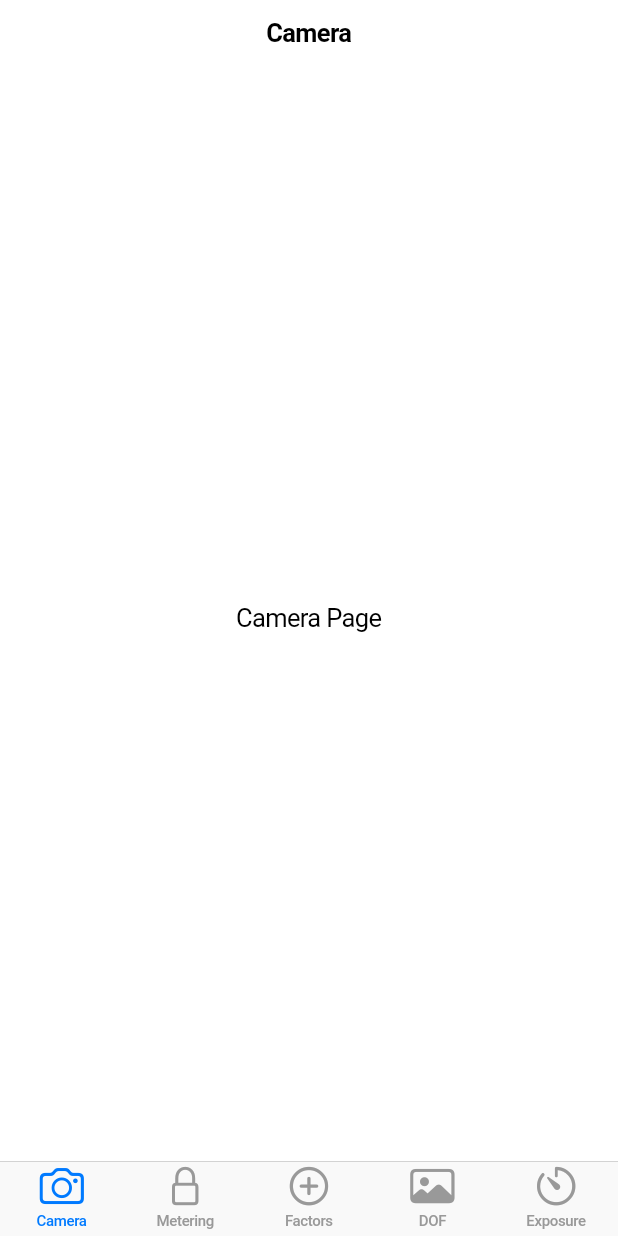
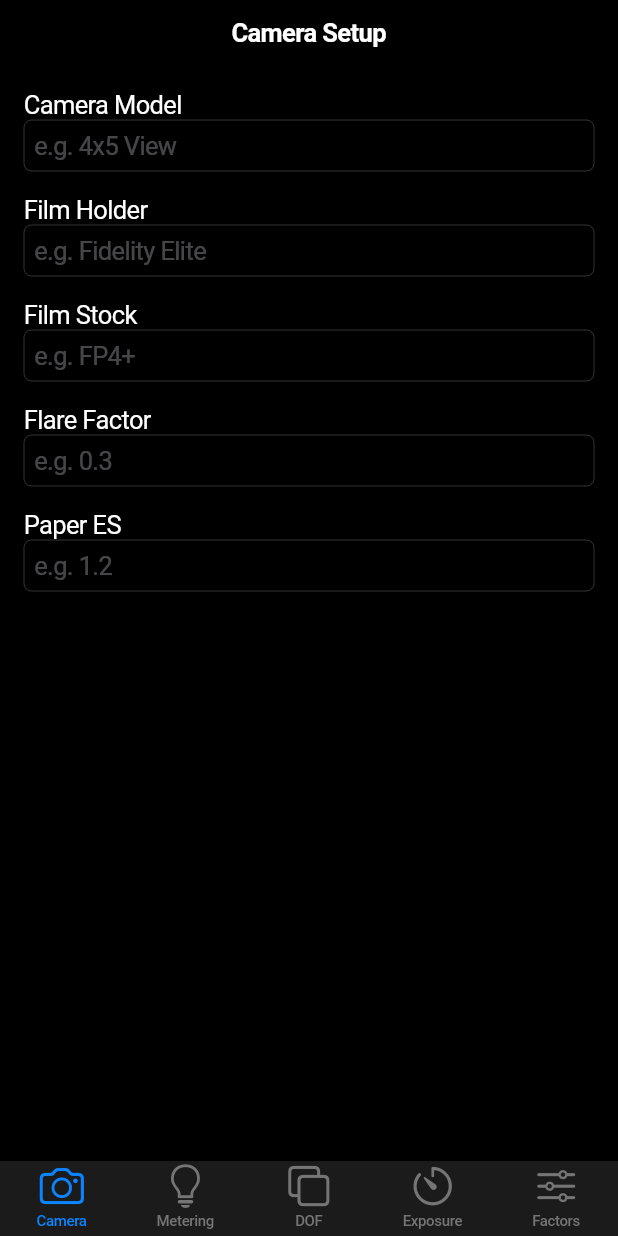
Before and after one commit to jamesbaillies/btzs_calc, a Flutter app: the screen it shows after launch, on a phone screen of 412 x 824 dp. Run offline on Flutter 3.47's test engine with Material 3 defaults, Android fonts, the phone set to English and light mode, and no system bars.

Commit message:
Initial commit

```diff
--- a/lib/main.dart
+++ b/lib/main.dart
@@ -1,15 +1,18 @@
 import 'package:flutter/cupertino.dart';
 import 'package:flutter/material.dart';
 
-void main() => runApp(const BTZSCalcApp());
+void main() {
+  runApp(const ExposureAssistantApp());
+}
 
-class BTZSCalcApp extends StatelessWidget {
-  const BTZSCalcApp({super.key});
+class ExposureAssistantApp extends StatelessWidget {
+  const ExposureAssistantApp({super.key});
 
   @override
   Widget build(BuildContext context) {
     return const CupertinoApp(
       debugShowCheckedModeBanner: false,
+      theme: CupertinoThemeData(brightness: Brightness.dark),
       home: HomePage(),
     );
   }
@@ -17,6 +20,7 @@ class BTZSCalcApp extends StatelessWidget {
 
 class HomePage extends StatefulWidget {
   const HomePage({super.key});
+
   @override
   State<HomePage> createState() => _HomePageState();
 }
@@ -24,13 +28,19 @@ class HomePage extends StatefulWidget {
 class _HomePageState extends State<HomePage> {
   int _selectedIndex = 0;
 
-  final List<Widget> _pages = const [
-    CameraPage(),
-    MeteringPage(),
-    FactorsPage(),
-    DOFCalculatorPage(),
-    ExposurePage(),
+  static final List<Widget> _pages = <Widget>[
+    const CameraPage(),
+    const MeteringPage(),
+    const DOFCalculatorPage(),
+    const ExposurePage(),
+    const FactorsPage(),
   ];
+
+  void _onItemTapped(int index) {
+    setState(() {
+      _selectedIndex = index;
+    });
+  }
 
   @override
   Widget build(BuildContext context) {
@@ -38,32 +48,73 @@ class _HomePageState extends State<HomePage> {
       tabBar: CupertinoTabBar(
         items: const [
           BottomNavigationBarItem(icon: Icon(CupertinoIcons.camera), label: 'Camera'),
-          BottomNavigationBarItem(icon: Icon(CupertinoIcons.lock), label: 'Metering'),
-          BottomNavigationBarItem(icon: Icon(CupertinoIcons.add_circled), label: 'Factors'),
-          BottomNavigationBarItem(icon: Icon(CupertinoIcons.photo), label: 'DOF'),
+          BottomNavigationBarItem(icon: Icon(CupertinoIcons.lightbulb), label: 'Metering'),
+          BottomNavigationBarItem(icon: Icon(CupertinoIcons.square_on_square), label: 'DOF'),
           BottomNavigationBarItem(icon: Icon(CupertinoIcons.timer), label: 'Exposure'),
+          BottomNavigationBarItem(icon: Icon(CupertinoIcons.slider_horizontal_3), label: 'Factors'),
         ],
         currentIndex: _selectedIndex,
-        onTap: (index) => setState(() => _selectedIndex = index),
+        onTap: _onItemTapped,
       ),
-      tabBuilder: (context, index) => _pages[index],
+      tabBuilder: (context, index) => CupertinoTabView(
+        builder: (context) => _pages[index],
+      ),
     );
   }
 }
 
 class CameraPage extends StatelessWidget {
   const CameraPage({super.key});
+
   @override
   Widget build(BuildContext context) {
-    return const CupertinoPageScaffold(
-      navigationBar: CupertinoNavigationBar(middle: Text('Camera')),
-      child: Center(child: Text('Camera Page')),
+    return CupertinoPageScaffold(
+      navigationBar: const CupertinoNavigationBar(middle: Text('Camera Setup')),
+      child: SafeArea(
+        child: ListView(
+          padding: const EdgeInsets.all(16),
+          children: [
+            const Text('Camera Model'),
+            CupertinoTextField(
+              placeholder: 'e.g. 4x5 View',
+              onChanged: (val) => session.cameraModel = val,
+            ),
+            const SizedBox(height: 16),
+            const Text('Film Holder'),
+            CupertinoTextField(
+              placeholder: 'e.g. Fidelity Elite',
+              onChanged: (val) => session.filmHolder = val,
+            ),
+            const SizedBox(height: 16),
+            const Text('Film Stock'),
+            CupertinoTextField(
+              placeholder: 'e.g. FP4+',
+              onChanged: (val) => session.filmStock = val,
+            ),
+            const SizedBox(height: 16),
+            const Text('Flare Factor'),
+            CupertinoTextField(
+              placeholder: 'e.g. 0.3',
+              keyboardType: TextInputType.number,
+              onChanged: (val) => session.flareFactor = double.tryParse(val) ?? 0.3,
+            ),
+            const SizedBox(height: 16),
+            const Text('Paper ES'),
+            CupertinoTextField(
+              placeholder: 'e.g. 1.2',
+              keyboardType: TextInputType.number,
+              onChanged: (val) => session.paperES = double.tryParse(val) ?? 1.2,
+            ),
+          ],
+        ),
+      ),
     );
   }
 }
 
 class MeteringPage extends StatefulWidget {
   const MeteringPage({super.key});
+
   @override
   State<MeteringPage> createState() => _MeteringPageState();
 }
@@ -103,6 +154,12 @@ class _MeteringPageState extends State<MeteringPage> {
                     });
                   },
                   children: List.generate(21, (i) => Center(child: Text(i.toString()))),
+                  useMagnifier: true,
+                  magnification: 1.2,
+                  diameterRatio: 1.2,
+                  squeeze: 1.1,
+                  looping: false,
+                  selectionOverlay: const CupertinoPickerDefaultSelectionOverlay(),
                 ),
               ],
             ),
@@ -120,6 +177,12 @@ class _MeteringPageState extends State<MeteringPage> {
                     });
                   },
                   children: List.generate(11, (i) => Center(child: Text(i.toString()))),
+                  useMagnifier: true,
+                  magnification: 1.2,
+                  diameterRatio: 1.2,
+                  squeeze: 1.1,
+                  looping: false,
+                  selectionOverlay: const CupertinoPickerDefaultSelectionOverlay(),
                 ),
               ],
             ),
@@ -131,7 +194,6 @@ class _MeteringPageState extends State<MeteringPage> {
 
   @override
   Widget build(BuildContext context) {
-    final fallbackMode = session.meteringMode.isEmpty ? 'Incident' : session.meteringMode;
     return CupertinoPageScaffold(
       navigationBar: const CupertinoNavigationBar(middle: Text('Metering')),
       child: SafeArea(
@@ -144,7 +206,7 @@ class _MeteringPageState extends State<MeteringPage> {
                 'Incident': Padding(padding: EdgeInsets.all(8), child: Text('Incident')),
                 'Zone': Padding(padding: EdgeInsets.all(8), child: Text('Zone')),
               },
-              groupValue: fallbackMode,
+              groupValue: session.meteringMode,
               onValueChanged: updateMeteringMode,
             ),
             const SizedBox(height: 24),
@@ -166,33 +228,6 @@ class _MeteringPageState extends State<MeteringPage> {
   }
 }
 
-class FactorsPage extends StatelessWidget {
-  const FactorsPage({super.key});
-  @override
-  Widget build(BuildContext context) => const CupertinoPageScaffold(
-    navigationBar: CupertinoNavigationBar(middle: Text('Factors')),
-    child: Center(child: Text('Factors Page')),
-  );
-}
-
-class DOFCalculatorPage extends StatelessWidget {
-  const DOFCalculatorPage({super.key});
-  @override
-  Widget build(BuildContext context) => const CupertinoPageScaffold(
-    navigationBar: CupertinoNavigationBar(middle: Text('DOF Calculator')),
-    child: Center(child: Text('DOF Calculator Page')),
-  );
-}
-
-class ExposurePage extends StatelessWidget {
-  const ExposurePage({super.key});
-  @override
-  Widget build(BuildContext context) => const CupertinoPageScaffold(
-    navigationBar: CupertinoNavigationBar(middle: Text('Exposure')),
-    child: Center(child: Text('Exposure Page')),
-  );
-}
-
 class SessionData {
   static final SessionData _instance = SessionData._internal();
   factory SessionData() => _instance;
@@ -205,36 +240,69 @@ class SessionData {
   double flareFactor = 0.3;
   double paperES = 1.2;
 
-  // Exposure page
+  // Metering
+  int lowEV = 7;
+  int lowZone = 3;
+  int highEV = 12;
+  int highZone = 8;
+  String meteringNotes = '';
+  String meteringMode = '';
+
+  // Placeholder for DOF and Exposure
+  int focalLength = 210;
+  double subjectDistance = 2000;
+  double circleOfConfusion = 0.03;
+  bool favorDOF = false;
+
   bool useApertureMode = true;
   int selectedApertureIndex = 6;
   int selectedMin = 0;
   int selectedSec = 0;
   int selectedFraction = 5;
 
-  // Metering
-  int lowEV = 7;
-  int lowZone = 3;
-  int highEV = 12;
-  int highZone = 8;
-  String meteringNotes = '';
-  String meteringMode = 'Incident';
   String selectedFilter = 'None';
   String bellowsMode = 'None';
   String exposureAdjustment = 'None';
 
-  // DOF
-  int focalLength = 210;
-  double subjectDistance = 2000;
-  double circleOfConfusion = 0.03;
-  bool favorDOF = false;
-
-  // Curves
   final List<Map<String, dynamic>> curves = [
     {"label": "N-1", "DR": 0.9, "devTime": 5.5},
     {"label": "N",   "DR": 1.1, "devTime": 7.0},
     {"label": "N+1", "DR": 1.3, "devTime": 9.0},
   ];
 }
+class DOFCalculatorPage extends StatelessWidget {
+  const DOFCalculatorPage({super.key});
 
+  @override
+  Widget build(BuildContext context) {
+    return const CupertinoPageScaffold(
+      navigationBar: CupertinoNavigationBar(middle: Text('DOF Calculator')),
+      child: Center(child: Text('DOF Calculator Page')),
+    );
+  }
+}
+
+class ExposurePage extends StatelessWidget {
+  const ExposurePage({super.key});
+
+  @override
+  Widget build(BuildContext context) {
+    return const CupertinoPageScaffold(
+      navigationBar: CupertinoNavigationBar(middle: Text('Exposure')),
+      child: Center(child: Text('Exposure Page')),
+    );
+  }
+}
+
+class FactorsPage extends StatelessWidget {
+  const FactorsPage({super.key});
+
+  @override
+  Widget build(BuildContext context) {
+    return const CupertinoPageScaffold(
+      navigationBar: CupertinoNavigationBar(middle: Text('Factors')),
+      child: Center(child: Text('Factors Page')),
+    );
+  }
+}
 final session = SessionData();
```
